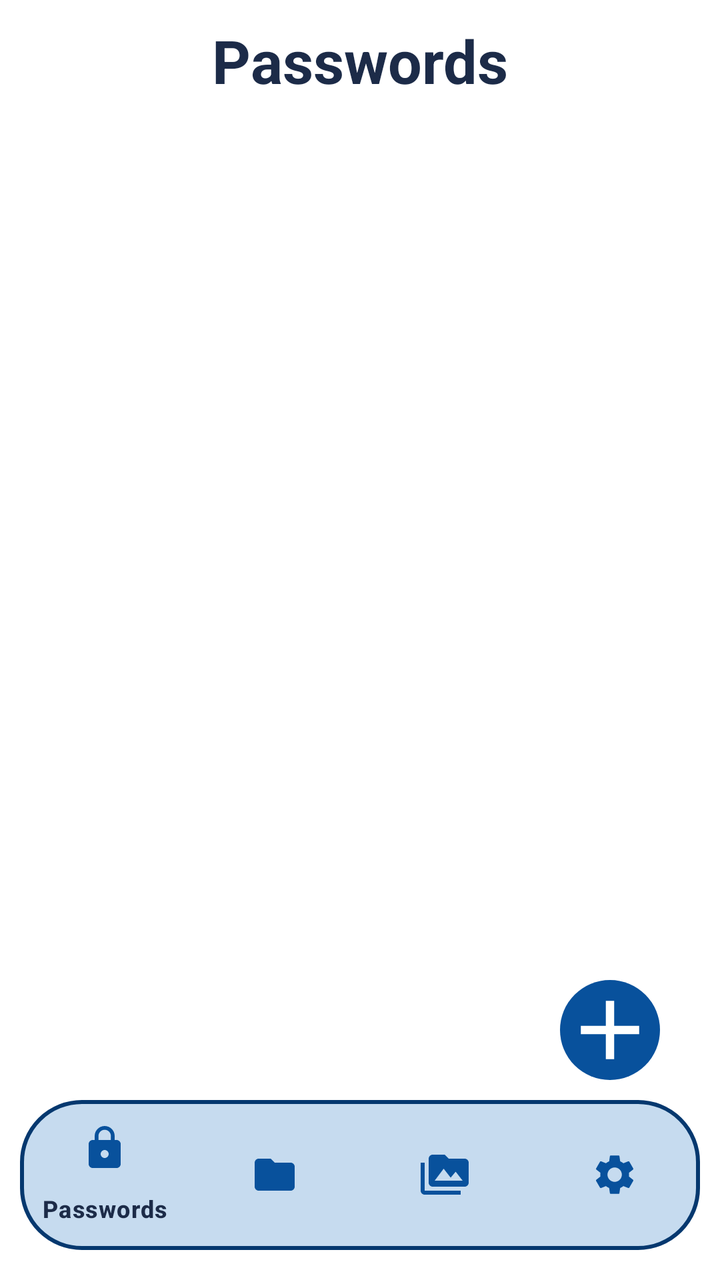
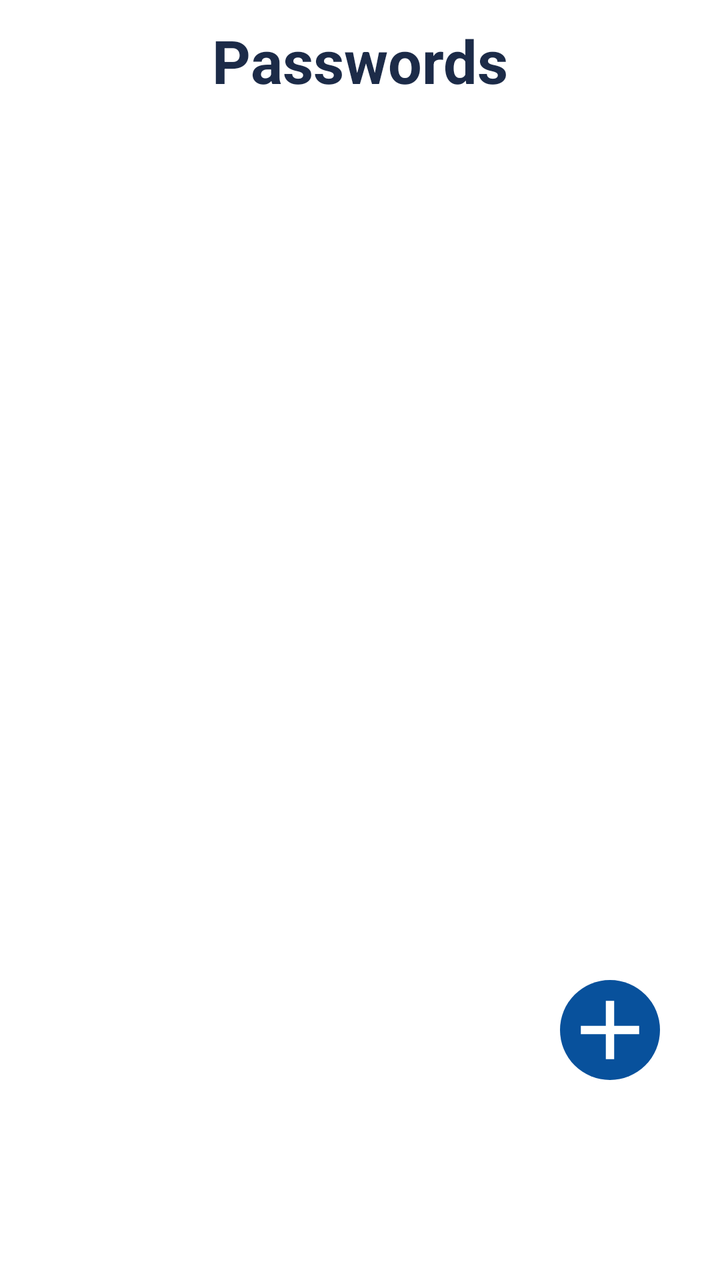

An Android layout rendered at two revisions. The XML below is the earlier revision; the diff shows what the commit changed to produce the second picture.
<!-- AndroidManifest.xml: application theme Theme.WhiteVault -->
<!-- res/layout/activity_password.xml -->
<?xml version="1.0" encoding="utf-8"?>
<RelativeLayout xmlns:android="http://schemas.android.com/apk/res/android"
    xmlns:app="http://schemas.android.com/apk/res-auto"
    xmlns:tools="http://schemas.android.com/tools"
    android:id="@+id/main"
    android:layout_width="match_parent"
    android:layout_height="match_parent"
    tools:context=".PasswordActivity"
    style="@style/SCREEN">

    <RelativeLayout
        android:layout_width="match_parent"
        android:layout_height="match_parent"
        style="@style/BACKGROUND">

        <RelativeLayout
            android:layout_width="match_parent"
            android:layout_height="wrap_content"
            android:layout_marginTop="10dp">

            <TextView
                android:layout_width="wrap_content"
                android:layout_height="wrap_content"
                android:text="Passwords"
                android:textSize="30sp"
                android:textStyle="bold"
                android:layout_centerHorizontal="true"
                style="@style/TEXT"/>

            <ScrollView
                android:layout_width="match_parent"
                android:layout_height="wrap_content"
                android:layout_marginTop="60dp">

                <LinearLayout
                    android:id="@+id/password_view"
                    android:layout_width="match_parent"
                    android:layout_height="wrap_content"
                    android:orientation="vertical"
                    android:padding="16dp"/>

            </ScrollView>

        </RelativeLayout>

        <ImageButton
            android:id="@+id/button_add"
            android:layout_width="50dp"
            android:layout_height="50dp"
            android:layout_alignParentEnd="true"
            android:layout_alignParentBottom="true"
            android:layout_marginEnd="30dp"
            android:layout_marginBottom="100dp"
            android:src="@drawable/icon_add"
            android:scaleType="centerCrop"
            android:background="@drawable/add_button_background"
            app:tint="@color/white"/>

        <com.google.android.material.bottomnavigation.BottomNavigationView
            android:layout_width="match_parent"
            android:layout_height="75dp"
            android:background="@drawable/home_page_bar"
            android:layout_alignParentBottom="true"
            android:layout_marginBottom="15dp"
            android:layout_marginStart="10dp"
            android:layout_marginEnd="10dp"
            app:itemTextColor="@color/text"
            app:itemIconTint="@color/lPrimary"
            app:itemActiveIndicatorStyle="@color/white"
            app:menu="@menu/menu"/>

    </RelativeLayout>

</RelativeLayout>
<!-- resources referenced by this layout -->
<resources>
  <color name="lPrimary">#08519C</color>
  <color name="text">#1C2B48</color>
  <color name="white">#FFFFFFFF</color>
  <!-- drawable add_button_background (drawable) -->
  <?xml version="1.0" encoding="utf-8"?>
  <shape xmlns:android="http://schemas.android.com/apk/res/android" android:shape="oval">
  
      <solid android:color="@color/lPrimary"/>
  
  </shape>
  <!-- drawable home_page_bar (drawable) -->
  <?xml version="1.0" encoding="utf-8"?>
  <shape xmlns:android="http://schemas.android.com/apk/res/android">
      <solid android:color="@color/card"/>
      <corners android:radius="30dp"/>
      <stroke android:color="@color/stroke" android:width="2dp"/>
  
  </shape>
  <!-- drawable icon_add (drawable) -->
  <vector xmlns:android="http://schemas.android.com/apk/res/android" android:height="24dp" android:tint="#000000" android:viewportHeight="24" android:viewportWidth="24" android:width="24dp">
        
      <path android:fillColor="@android:color/white" android:pathData="M19,13h-6v6h-2v-6H5v-2h6V5h2v6h6v2z"/>
      
  </vector>
  <style name="BACKGROUND">
          <item name="android:background">@color/white</item>
      </style>
  <style name="SCREEN">
          <item name="android:background">@color/lPrimary</item>
      </style>
  <style name="TEXT">
          <item name="android:textColor">@color/text</item>
      </style>
  <style name="Theme.WhiteVault" parent="Base.Theme.WhiteVault" />
  <color name="card">#C6DBEF</color>
  <color name="stroke">#05386F</color>
  <style name="Base.Theme.WhiteVault" parent="Theme.Material3.DayNight.NoActionBar">
          
          
      </style>
</resources>

<!-- the commit's change to res/layout/activity_password.xml (unified diff, before → after) -->
@@ -56,19 +56,6 @@
             android:background="@drawable/add_button_background"
             app:tint="@color/white"/>
 
-        <com.google.android.material.bottomnavigation.BottomNavigationView
-            android:layout_width="match_parent"
-            android:layout_height="75dp"
-            android:background="@drawable/home_page_bar"
-            android:layout_alignParentBottom="true"
-            android:layout_marginBottom="15dp"
-            android:layout_marginStart="10dp"
-            android:layout_marginEnd="10dp"
-            app:itemTextColor="@color/text"
-            app:itemIconTint="@color/lPrimary"
-            app:itemActiveIndicatorStyle="@color/white"
-            app:menu="@menu/menu"/>
-
     </RelativeLayout>
 
 </RelativeLayout>
<!-- resource entries referenced after the edit -->
@@ -8,14 +8,6 @@
   <shape xmlns:android="http://schemas.android.com/apk/res/android" android:shape="oval">
   
       <solid android:color="@color/lPrimary"/>
-  
-  </shape>
-  <!-- drawable home_page_bar (drawable) -->
-  <?xml version="1.0" encoding="utf-8"?>
-  <shape xmlns:android="http://schemas.android.com/apk/res/android">
-      <solid android:color="@color/card"/>
-      <corners android:radius="30dp"/>
-      <stroke android:color="@color/stroke" android:width="2dp"/>
   
   </shape>
   <!-- drawable icon_add (drawable) -->
@@ -34,8 +26,6 @@
           <item name="android:textColor">@color/text</item>
       </style>
   <style name="Theme.WhiteVault" parent="Base.Theme.WhiteVault" />
-  <color name="card">#C6DBEF</color>
-  <color name="stroke">#05386F</color>
   <style name="Base.Theme.WhiteVault" parent="Theme.Material3.DayNight.NoActionBar">
           
           
